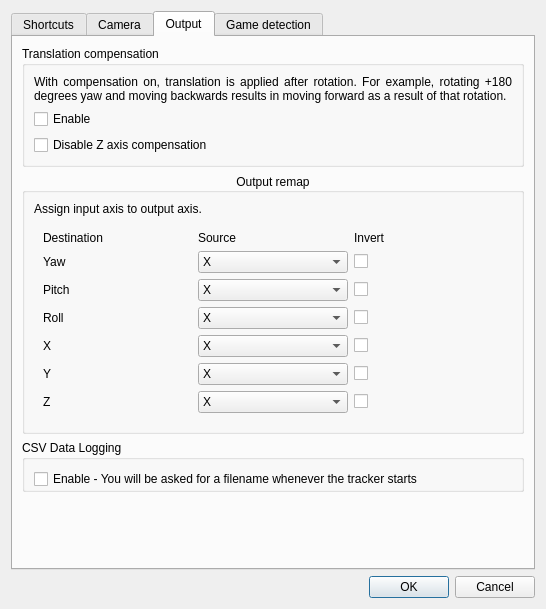
Qt form gui/options-dialog.ui (opentrack/opentrack) before a commit.
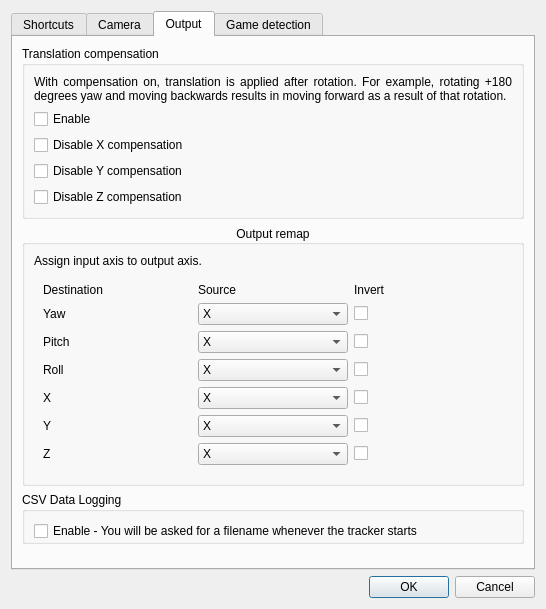
The same form after that commit. The open tabs and pages were chosen to show the change. Icons and pictures are not drawn. Custom widgets are drawn as their Qt base class.

Commit message:
logic, gui: allow for disabling any of the three tcomp options
Issue: #458

```diff
--- a/gui/options-dialog.ui
+++ b/gui/options-dialog.ui
@@ -826,7 +826,27 @@
              <string notr="true"/>
             </property>
             <property name="text">
-             <string>Disable Z axis compensation</string>
+             <string>Disable X compensation</string>
+            </property>
+           </widget>
+          </item>
+          <item>
+           <widget class="QCheckBox" name="tcomp_ty_disable">
+            <property name="styleSheet">
+             <string notr="true"/>
+            </property>
+            <property name="text">
+             <string>Disable Y compensation</string>
+            </property>
+           </widget>
+          </item>
+          <item>
+           <widget class="QCheckBox" name="tcomp_tz_disable">
+            <property name="styleSheet">
+             <string notr="true"/>
+            </property>
+            <property name="text">
+             <string>Disable Z compensation</string>
             </property>
            </widget>
           </item>
```
Left out of the diff: 2 changed lines with no effect on the pictures. The commit also changes 4 other files.
